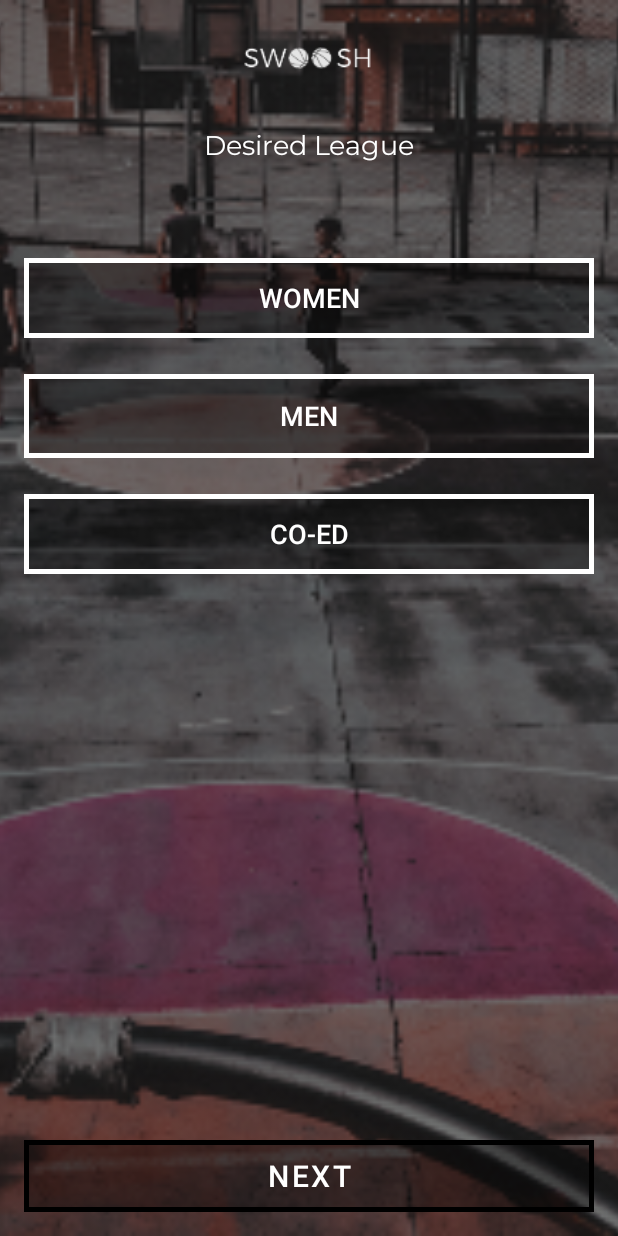
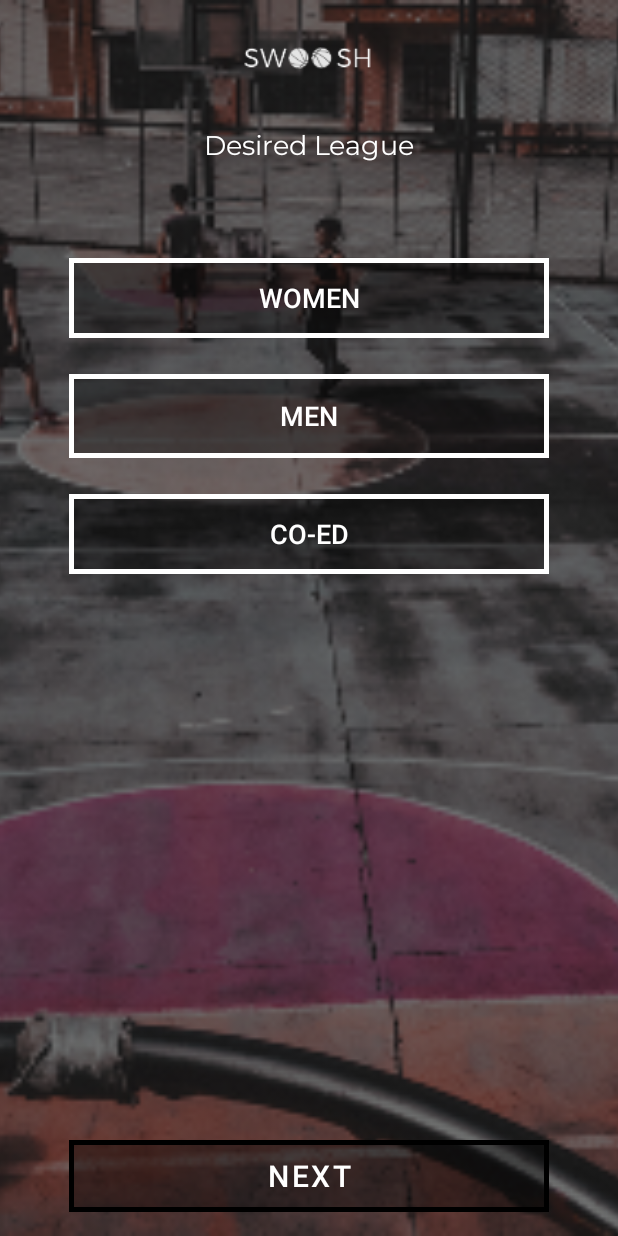
Before and after one commit to enockbullet/Swoosh, an Android app: the LeagueActivity screen opened directly, with no data from a screen before it, on a phone screen of 412 x 824 dp. Run offline under Robolectric (Android 15) with nearby library versions, the phone set to English and light mode, and no system bars.

```diff
--- a/app/src/main/res/layout/activity_league.xml
+++ b/app/src/main/res/layout/activity_league.xml
@@ -17,7 +17,8 @@
         app:layout_constraintStart_toStartOf="parent"
         app:layout_constraintTop_toTopOf="parent"
         app:layout_constraintVertical_bias="0.0"
-        app:srcCompat="@drawable/desiredleaguebg" />
+        app:srcCompat="@drawable/desiredleaguebg"
+        android:contentDescription="@string/background_image" />
 
     <ImageView
         android:id="@+id/imageView2"
@@ -39,7 +40,7 @@
         android:layout_marginTop="32dp"
         android:layout_marginEnd="8dp"
         android:fontFamily="@font/montserrat"
-        android:text="Desired League"
+        android:text="@string/Desired_League"
         android:textColor="@color/colorAccent"
         android:textSize="18sp"
         app:layout_constraintEnd_toEndOf="parent"
@@ -48,14 +49,14 @@
 
     <ToggleButton
         android:id="@+id/toggleButton11"
-        android:layout_width="0dp"
+        android:layout_width="320dp"
         android:layout_height="53dp"
         android:layout_marginTop="60dp"
-        android:background="@drawable/swoosh_btn"
-        android:text="Women"
+        android:background="@drawable/swoosh_"
+        android:text="@string/Women"
         android:textColor="@color/colorAccent"
-        android:textOff="Women"
-        android:textOn="Women"
+        android:textOff="@string/Women"
+        android:textOn="@string/Women"
         android:textSize="18sp"
         app:layout_constraintEnd_toEndOf="@+id/toggleButton12"
         app:layout_constraintHorizontal_bias="0.0"
@@ -64,14 +65,14 @@
 
     <ToggleButton
         android:id="@+id/toggleButton12"
-        android:layout_width="0dp"
+        android:layout_width="320dp"
         android:layout_height="56dp"
         android:layout_marginTop="24dp"
-        android:background="@drawable/swoosh_btn"
-        android:text="men"
+        android:background="@drawable/swoosh_"
+        android:text="@string/men"
         android:textColor="@color/colorAccent"
-        android:textOff="Men"
-        android:textOn="men"
+        android:textOff="@string/men"
+        android:textOn="@string/men"
         android:textSize="18sp"
         app:layout_constraintEnd_toEndOf="@+id/toggleButton13"
         app:layout_constraintHorizontal_bias="1.0"
@@ -80,16 +81,16 @@
 
     <ToggleButton
         android:id="@+id/toggleButton13"
-        android:layout_width="0dp"
+        android:layout_width="320dp"
         android:layout_height="53dp"
         android:layout_marginStart="16dp"
         android:layout_marginTop="24dp"
         android:layout_marginEnd="16dp"
-        android:background="@drawable/swoosh_btn"
-        android:text="co-ed"
+        android:background="@drawable/swoosh_"
+        android:text="@string/coed"
         android:textColor="@color/colorAccent"
-        android:textOff="co-ed"
-        android:textOn="co-ed"
+        android:textOff="@string/coed"
+        android:textOn="@string/coed"
         android:textSize="18sp"
         app:layout_constraintEnd_toEndOf="parent"
         app:layout_constraintStart_toStartOf="parent"
@@ -97,13 +98,13 @@
 
     <Button
         android:id="@+id/button"
-        android:layout_width="0dp"
+        android:layout_width="320dp"
         android:layout_height="wrap_content"
         android:layout_marginStart="16dp"
         android:layout_marginEnd="16dp"
         android:layout_marginBottom="16dp"
         android:background="@drawable/swoosh_btn"
-        android:text="next"
+        android:text="@string/next"
         android:textColor="@color/colorAccent"
         android:textSize="20sp"
         app:backgroundTint="@color/black"
--- a/app/src/main/res/values/strings.xml
+++ b/app/src/main/res/values/strings.xml
@@ -1,3 +1,13 @@
 <resources>
     <string name="app_name">Swoosh</string>
+    <string name="background_image">background image</string>
+    <string name="Women">Women</string>
+    <string name="Desired_League">Desired League</string>
+    <string name="men">men</string>
+    <string name="coed">co-ed</string>
+    <string name="next">next</string>
+    <string name="find_a_team">Find a team in your city, and dominate the league</string>
+    <string name="get_started">get started</string>
+    <string name="on_going_all_out">ON GOING ALL OUT</string>
+    <string name="go_all_in">GO ALL IN</string>
 </resources>
```
Also changed, not shown: app/src/main/java/com/example/swoosh/MainActivity.kt (+8 -1 lines), app/src/main/res/layout/activity_main.xml (+13 -8 lines).
